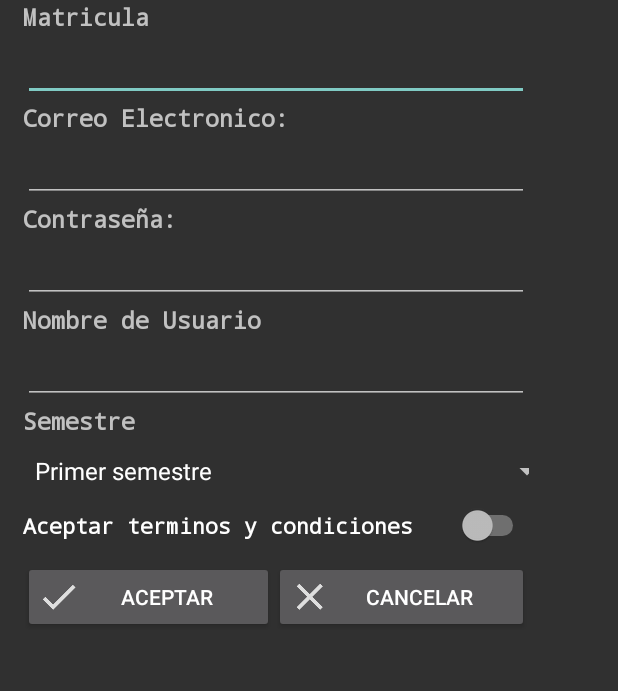
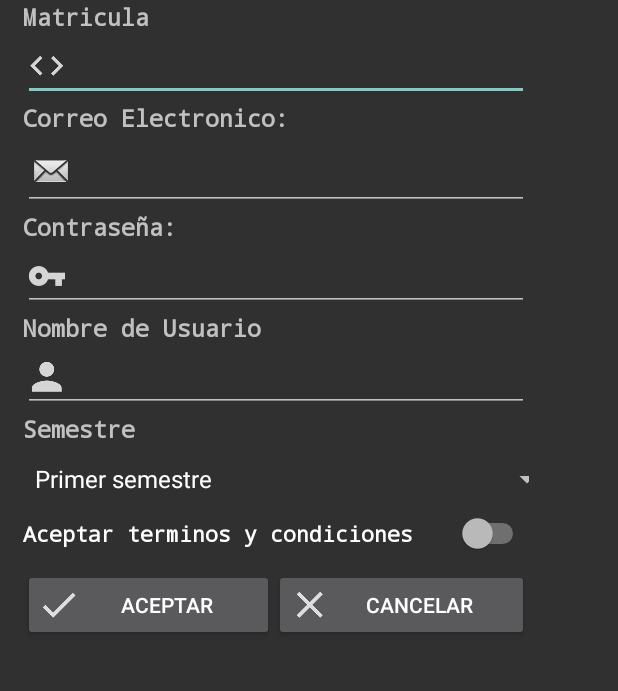
Before and after one commit to DanielOy/PracticasAndroidApp, an Android app: the RegistroActivity screen opened directly, with no data from a screen before it, on a phone screen of 412 x 824 dp, the part 131-822 px from its top. Run offline under Robolectric (Android 15) with nearby library versions, the phone set to English and light mode, and no system bars.

Commit message:
Iconos a los textEdit del registro

```diff
--- a/app/src/main/java/com/example/danny/apprepositorio/ConexionSQLiteHelper.java
+++ b/app/src/main/java/com/example/danny/apprepositorio/ConexionSQLiteHelper.java
@@ -15,6 +15,7 @@ public class ConexionSQLiteHelper extends SQLiteOpenHelper {
         //EJECUTAMOS LA CONSUTLA AL CREAR LA BASE DE DATOS DE FORMA AUTOMATICA
         //EL METODO ONCREATE
         db.execSQL(Utilidades.CREAR_TABLA_USUARIOS);
+
     }
 
     @Override
--- a/app/src/main/java/com/example/danny/apprepositorio/RegistroActivity.java
+++ b/app/src/main/java/com/example/danny/apprepositorio/RegistroActivity.java
@@ -40,7 +40,10 @@ public class RegistroActivity extends AppCompatActivity {
     }
     public void onClickInsertar(View v){
         try{
-        registrarUsuario();}catch (Exception ex){
+        registrarUsuario();
+            Toast.makeText(this, "Usuario agregado", Toast.LENGTH_SHORT).show();
+        Cancelar(v);
+        }catch (Exception ex){
             Toast.makeText(this, "Error: " +ex.getMessage(), Toast.LENGTH_SHORT).show();
         }
     }
--- a/app/src/main/res/layout/activity_login.xml
+++ b/app/src/main/res/layout/activity_login.xml
@@ -38,6 +38,8 @@
             android:layout_margin="10dp"
             android:layout_weight="0"
             android:background="@color/fondoText"
+            android:drawableLeft="@drawable/ic_action_user"
+            android:drawablePadding="20dp"
             android:ems="10"
             android:inputType="textEmailAddress"
             android:padding="10dp" />
@@ -49,6 +51,8 @@
             android:layout_margin="10dp"
             android:layout_weight="0"
             android:background="@color/fondoText"
+            android:drawableLeft="@drawable/ic_action_key"
+            android:drawablePadding="20dp"
             android:ems="10"
             android:inputType="textPassword"
             android:padding="10dp" />
--- a/app/src/main/res/layout/activity_registro.xml
+++ b/app/src/main/res/layout/activity_registro.xml
@@ -39,6 +39,8 @@
                 android:id="@+id/edtMatricula"
                 android:layout_width="match_parent"
                 android:layout_height="wrap_content"
+                android:drawableLeft="@drawable/ic_action_code"
+                android:drawablePadding="20dp"
                 android:ems="10"
                 android:inputType="numberSigned" />
 
@@ -56,6 +58,8 @@
                 android:id="@+id/edtCorreo"
                 android:layout_width="match_parent"
                 android:layout_height="wrap_content"
+                android:drawableLeft="@android:drawable/sym_action_email"
+                android:drawablePadding="20dp"
                 android:ems="10"
                 android:inputType="textEmailAddress" />
 
@@ -73,6 +77,8 @@
                 android:id="@+id/edtContrasenia"
                 android:layout_width="match_parent"
                 android:layout_height="wrap_content"
+                android:drawableLeft="@drawable/ic_action_key"
+                android:drawablePadding="20dp"
                 android:ems="10"
                 android:inputType="textPassword" />
 
@@ -90,6 +96,8 @@
                 android:id="@+id/edtUser"
                 android:layout_width="match_parent"
                 android:layout_height="wrap_content"
+                android:drawableLeft="@drawable/ic_action_user"
+                android:drawablePadding="20dp"
                 android:ems="10"
                 android:inputType="textPersonName" />
 
```
Also changed, not shown: app/src/main/res/drawable-hdpi/ic_action_key.png (added), app/src/main/res/drawable-hdpi/ic_action_matricula.png (added), app/src/main/res/drawable-mdpi/ic_action_key.png (added), app/src/main/res/drawable-mdpi/ic_action_matricula.png (added), app/src/main/res/drawable-xhdpi/ic_action_key.png (added), app/src/main/res/drawable-xhdpi/ic_action_matricula.png (added), app/src/main/res/drawable-xxhdpi/ic_action_key.png (added), app/src/main/res/drawable-xxhdpi/ic_action_matricula.png (added), app/src/main/res/drawable-xxxhdpi/ic_action_key.png (added), app/src/main/res/drawable-xxxhdpi/ic_action_matricula.png (added).
